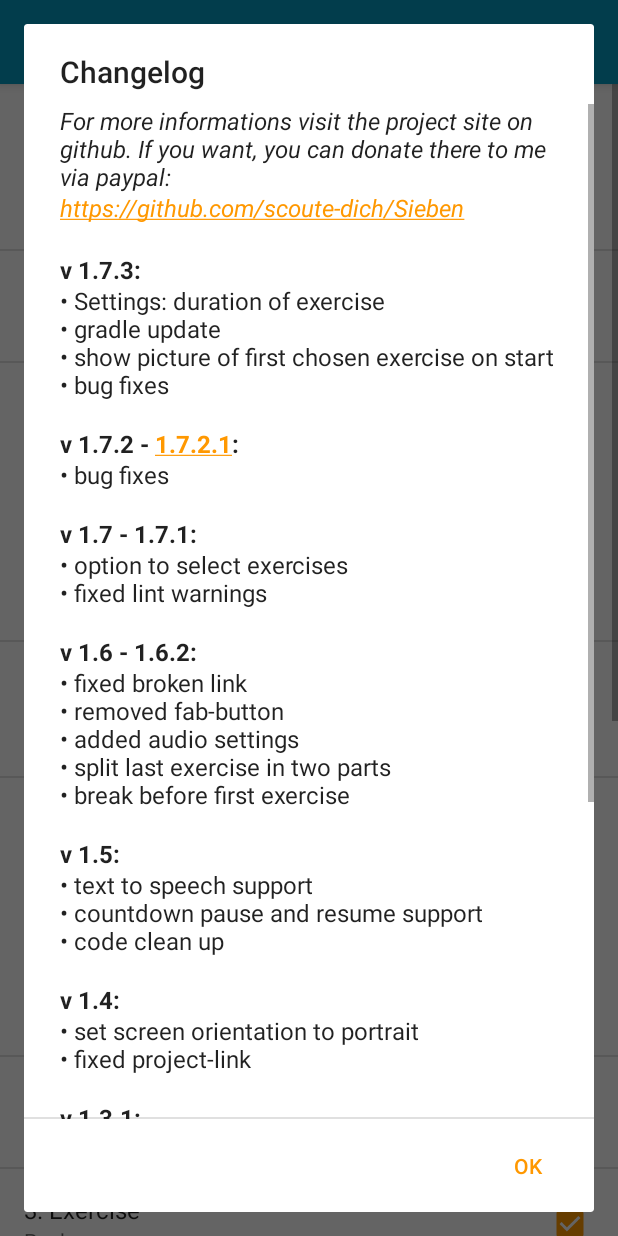
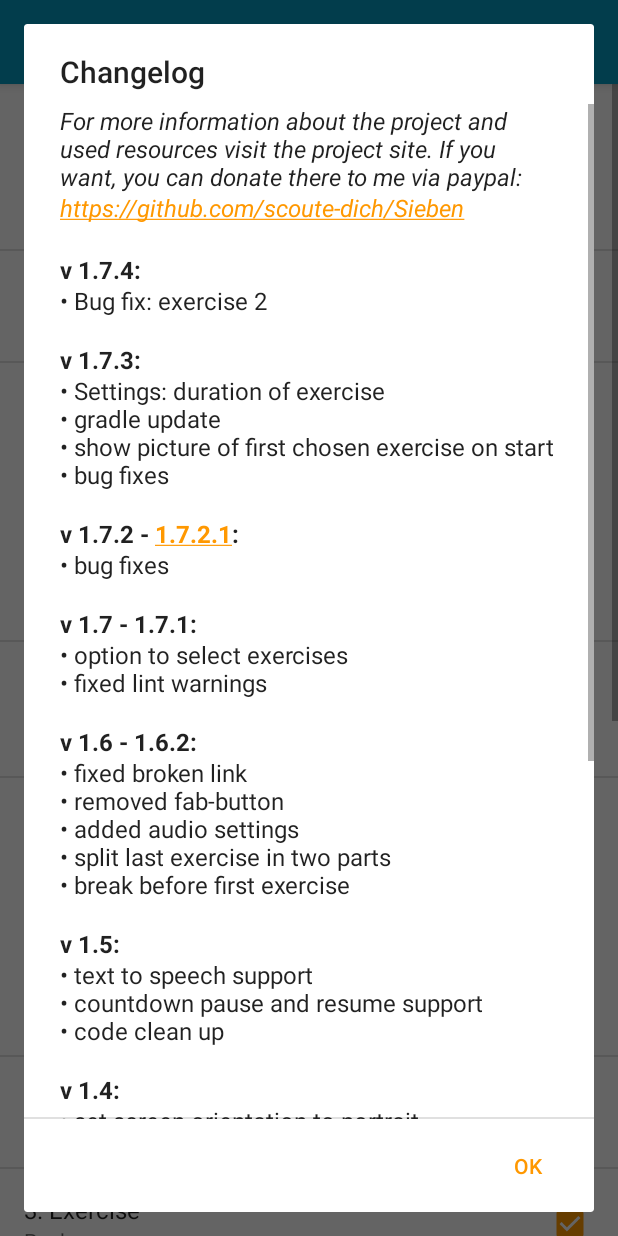
Before and after one commit to paxet/Sieben, an Android app: the UserSettingsActivity screen opened directly, with no data from a screen before it, after a tap on "Changelog", on a phone screen of 412 x 824 dp. Run offline under Robolectric (Android 15) with nearby library versions, the phone set to English and light mode, and no system bars.

Commit message:
bug fix exercise 2

```diff
--- a/app/build.gradle
+++ b/app/build.gradle
@@ -8,8 +8,8 @@ android {
         applicationId "de.baumann.sieben"
         minSdkVersion 17
         targetSdkVersion 23
-        versionCode 24
-        versionName "1.7.3"
+        versionCode 25
+        versionName "1.7.4"
     }
     buildTypes {
         release {
--- a/app/src/main/java/de/baumann/sieben/workouts/MainActivity2.java
+++ b/app/src/main/java/de/baumann/sieben/workouts/MainActivity2.java
@@ -75,7 +75,7 @@ public class MainActivity2 extends AppCompatActivity {
         ttsManager = new TTSManager();
         ttsManager.init(this);
 
-        long millisInFuture = (duration *10);
+        long millisInFuture = duration * 1000;
         long countDownInterval = 100;
 
 
--- a/app/src/main/res/values/strings.xml
+++ b/app/src/main/res/values/strings.xml
@@ -119,9 +119,12 @@
 
     //Changelog Dialog
     <string name="changelog_text">
-        &lt;i>For more informations visit the project site on github. If you want,
+        &lt;i>For more information about the project and used resources visit the project site. If you want,
         you can donate there to me via paypal:&lt;br>
         https://github.com/scoute-dich/Sieben&lt;/i>&lt;br>&lt;br>
+
+        &lt;b>v 1.7.4:&lt;/b>&lt;br>
+        &#8226; Bug fix: exercise 2&lt;br>&lt;br>
 
         &lt;b>v 1.7.3:&lt;/b>&lt;br>
         &#8226; Settings: duration of exercise&lt;br>
```
Also changed, not shown: 2 other files.
